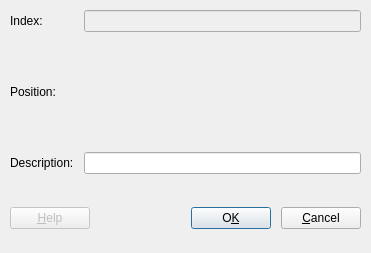
Old version of the form libgui/LabelPropertiesWidgetBase.ui in the repository KDE/kwave.
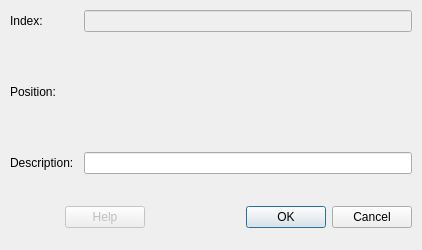
New version of the form. Custom widgets are drawn as their Qt base class.

Commit message: using KDE standard buttons in dialogs, updated all .ui files

What changed in the file:
```diff
--- a/libgui/LabelPropertiesWidgetBase.ui
+++ b/libgui/LabelPropertiesWidgetBase.ui
@@ -6,8 +6,8 @@
    <rect>
     <x>0</x>
     <y>0</y>
-    <width>368</width>
-    <height>253</height>
+    <width>422</width>
+    <height>250</height>
    </rect>
   </property>
   <property name="sizePolicy">
@@ -115,15 +115,12 @@
    <item>
     <layout class="QHBoxLayout">
      <item>
-      <widget class="KPushButton" name="btHelp">
+      <widget class="KDialogButtonBox" name="dialogButtonBox_2">
        <property name="enabled">
         <bool>false</bool>
        </property>
-       <property name="text">
-        <string>&amp;Help</string>
-       </property>
-       <property name="shortcut">
-        <string>Alt+H</string>
+       <property name="standardButtons">
+        <set>QDialogButtonBox::Help</set>
        </property>
       </widget>
      </item>
@@ -144,25 +141,9 @@
       </spacer>
      </item>
      <item>
-      <widget class="KPushButton" name="btOK">
-       <property name="text">
-        <string>O&amp;K</string>
-       </property>
-       <property name="shortcut">
-        <string>Alt+K</string>
-       </property>
-       <property name="default">
-        <bool>true</bool>
-       </property>
-      </widget>
-     </item>
-     <item>
-      <widget class="KPushButton" name="btCancel">
-       <property name="text">
-        <string>&amp;Cancel</string>
-       </property>
-       <property name="shortcut">
-        <string>Alt+C</string>
+      <widget class="KDialogButtonBox" name="dialogButtonBox">
+       <property name="standardButtons">
+        <set>QDialogButtonBox::Cancel|QDialogButtonBox::Ok</set>
        </property>
       </widget>
      </item>
@@ -172,16 +153,16 @@
  </widget>
  <layoutdefault spacing="10" margin="10"/>
  <customwidgets>
+  <customwidget>
+   <class>KDialogButtonBox</class>
+   <extends>QDialogButtonBox</extends>
+   <header>kdialogbuttonbox.h</header>
+  </customwidget>
   <customwidget>
    <class>KLineEdit</class>
    <extends>QLineEdit</extends>
    <header>klineedit.h</header>
   </customwidget>
-  <customwidget>
-   <class>KPushButton</class>
-   <extends>QPushButton</extends>
-   <header>kpushbutton.h</header>
-  </customwidget>
   <customwidget>
    <class>Kwave::SelectTimeWidget</class>
    <extends>QWidget</extends>
```
Left out of the diff: 29 changed lines with no effect on the pictures. The commit also changes 28 other files.
